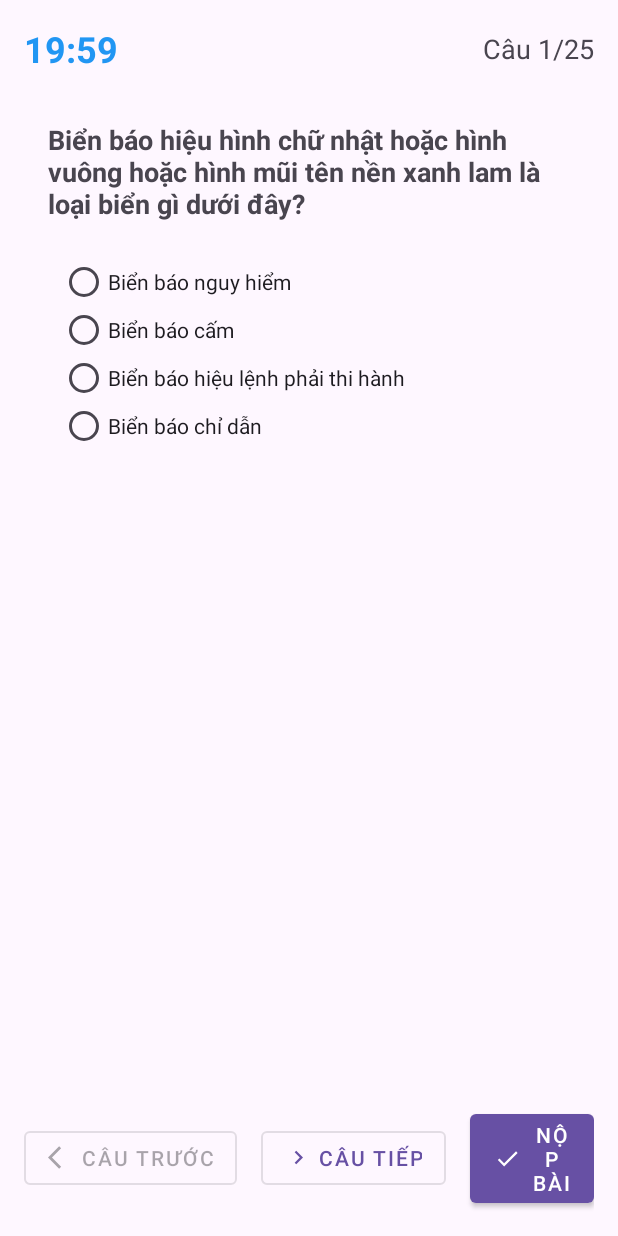
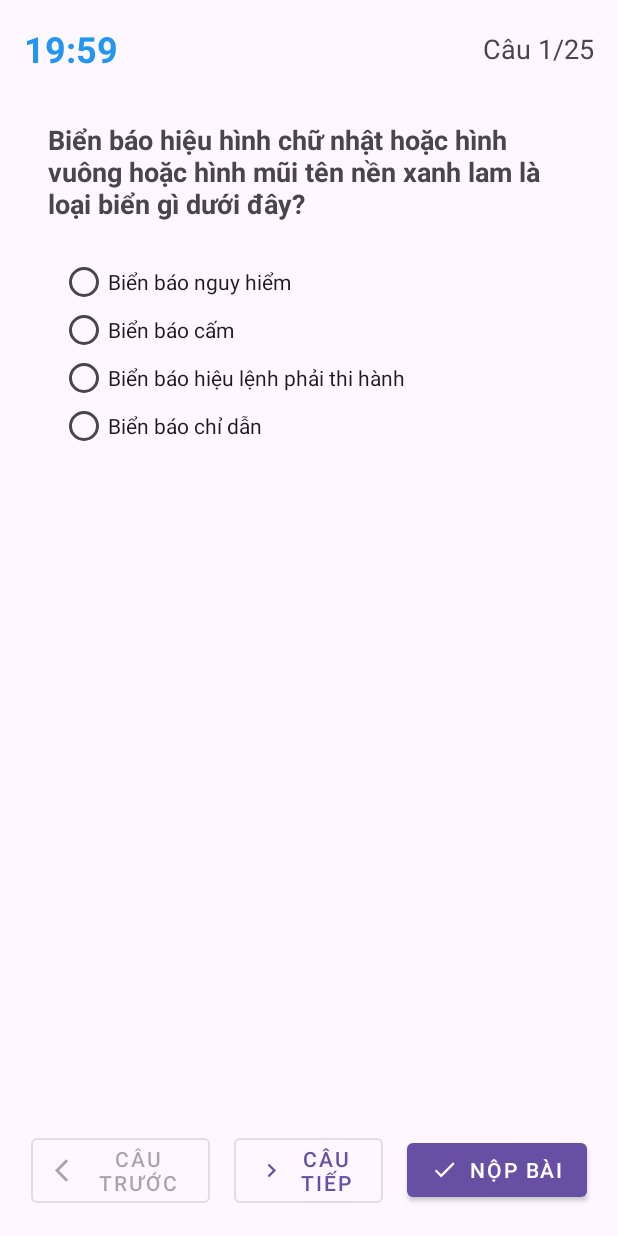
Before and after one commit to leqlong04/DriveLiscenseApp, an Android app: the ExamActivity screen opened directly, with no data from a screen before it, on a phone screen of 412 x 824 dp. Run offline under Robolectric (Android 15) with nearby library versions, the phone set to English and light mode, and no system bars; our stand-ins replace Room's generated code.

Commit message:
Update activity_exam.xml

```diff
--- a/app/src/main/res/layout/activity_exam.xml
+++ b/app/src/main/res/layout/activity_exam.xml
@@ -56,20 +56,20 @@
         <com.google.android.material.button.MaterialButton
             android:id="@+id/btnPrevious"
             style="@style/Widget.MaterialComponents.Button.OutlinedButton"
-            android:layout_width="wrap_content"
+            android:layout_width="119dp"
             android:layout_height="wrap_content"
+            android:layout_marginEnd="8dp"
             android:text="Câu trước"
-            android:layout_marginEnd="8dp"
-            app:icon="@drawable/ic_previous"/>
+            app:icon="@drawable/ic_previous" />
 
         <com.google.android.material.button.MaterialButton
             android:id="@+id/btnNext"
             style="@style/Widget.MaterialComponents.Button.OutlinedButton"
-            android:layout_width="wrap_content"
+            android:layout_width="99dp"
             android:layout_height="wrap_content"
+            android:layout_marginStart="8dp"
             android:text="Câu tiếp"
-            android:layout_marginStart="8dp"
-            app:icon="@drawable/ic_next"/>
+            app:icon="@drawable/ic_next" />
 
         <com.google.android.material.button.MaterialButton
             android:id="@+id/btnSubmit"
```
